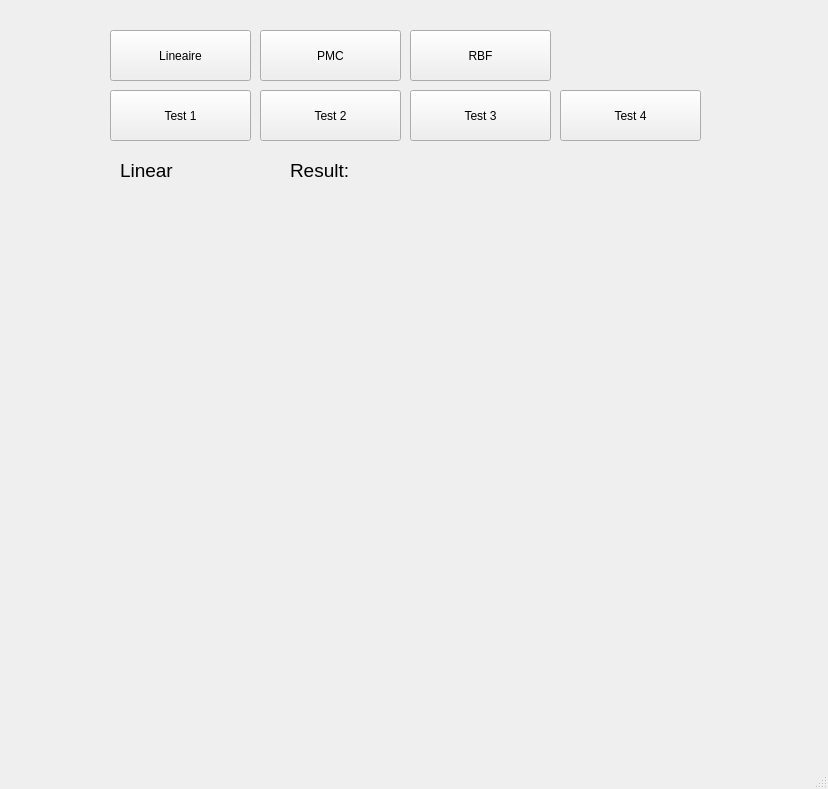
Above: ML_Project/mainwindow.ui from maxo98/MachineLearning_5DJV before the change. Below: the same form after it.
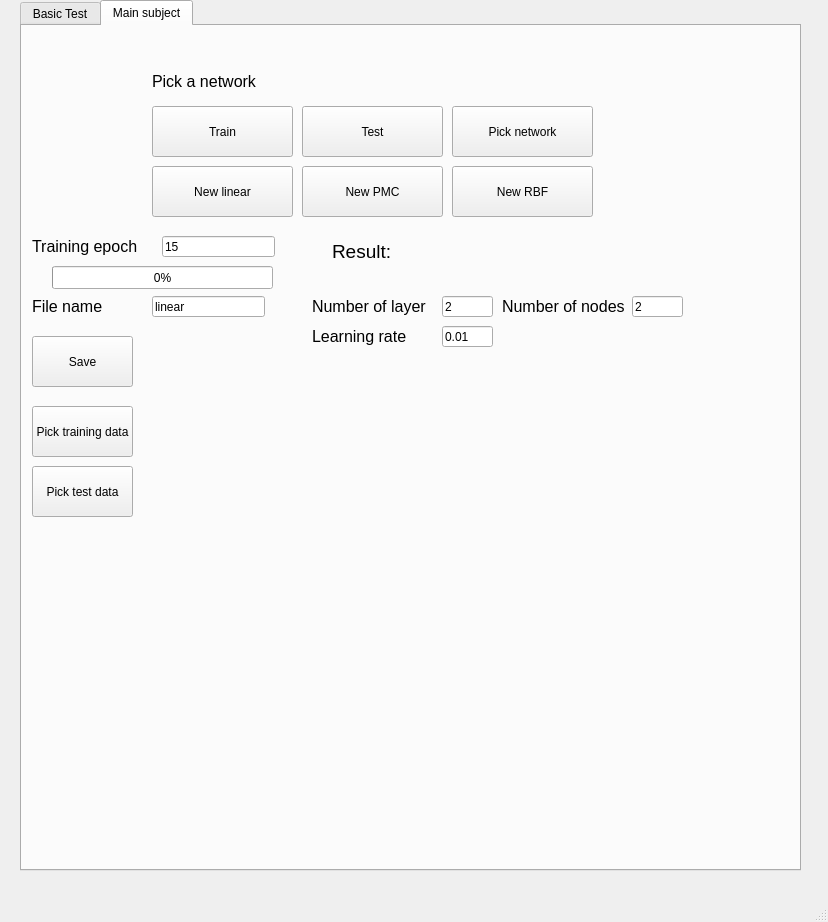
That is the form after the change.

What changed in the file:
```diff
--- a/ML_Project/mainwindow.ui
+++ b/ML_Project/mainwindow.ui
@@ -7,31 +7,60 @@
     <x>0</x>
     <y>0</y>
     <width>828</width>
-    <height>789</height>
+    <height>922</height>
    </rect>
   </property>
   <property name="windowTitle">
    <string>MainWindow</string>
   </property>
   <widget class="QWidget" name="centralwidget">
-   <widget class="QLabel" name="label">
+   <widget class="QTabWidget" name="tabWidget">
     <property name="geometry">
      <rect>
-      <x>120</x>
-      <y>210</y>
-      <width>500</width>
-      <height>500</height>
+      <x>20</x>
+      <y>0</y>
+      <width>781</width>
+      <height>871</height>
      </rect>
     </property>
+    <property name="currentIndex">
+     <number>1</number>
+    </property>
+    <widget class="QWidget" name="tab">
+     <attribute name="title">
+      <string>Basic Test</string>
+     </attribute>
+     <widget class="QPushButton" name="pushButton_test4">
+      <property name="geometry">
+       <rect>
+        <x>620</x>
+        <y>70</y>
+        <width>141</width>
+        <height>51</height>
+       </rect>
+      </property>
     <property name="text">
-     <string/>
+       <string>Test 4</string>
+      </property>
+     </widget>
+     <widget class="QPushButton" name="pushButton_linear">
+      <property name="geometry">
+       <rect>
+        <x>170</x>
+        <y>10</y>
+        <width>141</width>
+        <height>51</height>
+       </rect>
+      </property>
+      <property name="text">
+       <string>Lineaire</string>
     </property>
    </widget>
    <widget class="QPushButton" name="pushButton_test1">
     <property name="geometry">
      <rect>
-      <x>110</x>
-      <y>90</y>
+        <x>170</x>
+        <y>70</y>
       <width>141</width>
       <height>51</height>
      </rect>
@@ -43,8 +72,8 @@
    <widget class="QPushButton" name="pushButton_test2">
     <property name="geometry">
      <rect>
-      <x>260</x>
-      <y>90</y>
+        <x>320</x>
+        <y>70</y>
       <width>141</width>
       <height>51</height>
      </rect>
@@ -53,11 +82,24 @@
      <string>Test 2</string>
     </property>
    </widget>
+     <widget class="QPushButton" name="pushButton_RBF">
+      <property name="geometry">
+       <rect>
+        <x>470</x>
+        <y>10</y>
+        <width>141</width>
+        <height>51</height>
+       </rect>
+      </property>
+      <property name="text">
+       <string>RBF</string>
+      </property>
+     </widget>
    <widget class="QPushButton" name="pushButton_test3">
     <property name="geometry">
      <rect>
-      <x>410</x>
-      <y>90</y>
+        <x>470</x>
+        <y>70</y>
       <width>141</width>
       <height>51</height>
      </rect>
@@ -66,37 +108,11 @@
      <string>Test 3</string>
     </property>
    </widget>
-   <widget class="QPushButton" name="pushButton_test4">
-    <property name="geometry">
-     <rect>
-      <x>560</x>
-      <y>90</y>
-      <width>141</width>
-      <height>51</height>
-     </rect>
-    </property>
-    <property name="text">
-     <string>Test 4</string>
-    </property>
-   </widget>
-   <widget class="QPushButton" name="pushButton_linear">
-    <property name="geometry">
-     <rect>
-      <x>110</x>
-      <y>30</y>
-      <width>141</width>
-      <height>51</height>
-     </rect>
-    </property>
-    <property name="text">
-     <string>Lineaire</string>
-    </property>
-   </widget>
    <widget class="QPushButton" name="pushButton_PMC">
     <property name="geometry">
      <rect>
-      <x>260</x>
-      <y>30</y>
+        <x>320</x>
+        <y>10</y>
       <width>141</width>
       <height>51</height>
      </rect>
@@ -105,24 +121,11 @@
      <string>PMC</string>
     </property>
    </widget>
-   <widget class="QPushButton" name="pushButton_RBF">
-    <property name="geometry">
-     <rect>
-      <x>410</x>
-      <y>30</y>
-      <width>141</width>
-      <height>51</height>
-     </rect>
-    </property>
-    <property name="text">
-     <string>RBF</string>
-    </property>
-   </widget>
    <widget class="QLabel" name="label_model">
     <property name="geometry">
      <rect>
-      <x>120</x>
-      <y>160</y>
+        <x>170</x>
+        <y>140</y>
       <width>111</width>
       <height>21</height>
      </rect>
@@ -139,8 +142,8 @@
    <widget class="QLabel" name="label_result">
     <property name="geometry">
      <rect>
-      <x>290</x>
-      <y>160</y>
+        <x>390</x>
+        <y>140</y>
       <width>251</width>
       <height>20</height>
      </rect>
@@ -154,6 +157,360 @@
      <string>Result:</string>
     </property>
    </widget>
+     <widget class="QLabel" name="label">
+      <property name="geometry">
+       <rect>
+        <x>170</x>
+        <y>180</y>
+        <width>500</width>
+        <height>500</height>
+       </rect>
+      </property>
+      <property name="text">
+       <string/>
+      </property>
+     </widget>
+    </widget>
+    <widget class="QWidget" name="tab_2">
+     <attribute name="title">
+      <string>Main subject</string>
+     </attribute>
+     <widget class="QPushButton" name="pushButton_train">
+      <property name="geometry">
+       <rect>
+        <x>130</x>
+        <y>80</y>
+        <width>141</width>
+        <height>51</height>
+       </rect>
+      </property>
+      <property name="text">
+       <string>Train</string>
+      </property>
+     </widget>
+     <widget class="QLabel" name="label_netPath">
+      <property name="geometry">
+       <rect>
+        <x>130</x>
+        <y>40</y>
+        <width>551</width>
+        <height>31</height>
+       </rect>
+      </property>
+      <property name="font">
+       <font>
+        <pointsize>12</pointsize>
+       </font>
+      </property>
+      <property name="text">
+       <string>Pick a network</string>
+      </property>
+     </widget>
+     <widget class="QPushButton" name="pushButton_test">
+      <property name="geometry">
+       <rect>
+        <x>280</x>
+        <y>80</y>
+        <width>141</width>
+        <height>51</height>
+       </rect>
+      </property>
+      <property name="text">
+       <string>Test</string>
+      </property>
+     </widget>
+     <widget class="QPushButton" name="pushButton_pick">
+      <property name="geometry">
+       <rect>
+        <x>430</x>
+        <y>80</y>
+        <width>141</width>
+        <height>51</height>
+       </rect>
+      </property>
+      <property name="text">
+       <string>Pick network</string>
+      </property>
+     </widget>
+     <widget class="QPushButton" name="pushButton_newLinear">
+      <property name="geometry">
+       <rect>
+        <x>130</x>
+        <y>140</y>
+        <width>141</width>
+        <height>51</height>
+       </rect>
+      </property>
+      <property name="text">
+       <string>New linear</string>
+      </property>
+     </widget>
+     <widget class="QLineEdit" name="lineEdit_epoch">
+      <property name="geometry">
+       <rect>
+        <x>140</x>
+        <y>210</y>
+        <width>113</width>
+        <height>21</height>
+       </rect>
+      </property>
+      <property name="text">
+       <string>15</string>
+      </property>
+     </widget>
+     <widget class="QLabel" name="label_model_3">
+      <property name="geometry">
+       <rect>
+        <x>10</x>
+        <y>210</y>
+        <width>111</width>
+        <height>21</height>
+       </rect>
+      </property>
+      <property name="font">
+       <font>
+        <pointsize>12</pointsize>
+       </font>
+      </property>
+      <property name="text">
+       <string>Training epoch</string>
+      </property>
+     </widget>
+     <widget class="QPushButton" name="pushButton_newPmc">
+      <property name="geometry">
+       <rect>
+        <x>280</x>
+        <y>140</y>
+        <width>141</width>
+        <height>51</height>
+       </rect>
+      </property>
+      <property name="text">
+       <string>New PMC</string>
+      </property>
+     </widget>
+     <widget class="QPushButton" name="pushButton_newRbf">
+      <property name="geometry">
+       <rect>
+        <x>430</x>
+        <y>140</y>
+        <width>141</width>
+        <height>51</height>
+       </rect>
+      </property>
+      <property name="text">
+       <string>New RBF</string>
+      </property>
+     </widget>
+     <widget class="QLabel" name="label_mainResult">
+      <property name="geometry">
+       <rect>
+        <x>310</x>
+        <y>210</y>
+        <width>331</width>
+        <height>31</height>
+       </rect>
+      </property>
+      <property name="font">
+       <font>
+        <pointsize>14</pointsize>
+       </font>
+      </property>
+      <property name="text">
+       <string>Result:</string>
+      </property>
+     </widget>
+     <widget class="QProgressBar" name="progressBar">
+      <property name="geometry">
+       <rect>
+        <x>30</x>
+        <y>240</y>
+        <width>221</width>
+        <height>23</height>
+       </rect>
+      </property>
+      <property name="value">
+       <number>0</number>
+      </property>
+     </widget>
+     <widget class="QLineEdit" name="lineEdit_fileName">
+      <property name="geometry">
+       <rect>
+        <x>130</x>
+        <y>270</y>
+        <width>113</width>
+        <height>21</height>
+       </rect>
+      </property>
+      <property name="text">
+       <string>linear</string>
+      </property>
+     </widget>
+     <widget class="QLabel" name="label_model_5">
+      <property name="geometry">
+       <rect>
+        <x>10</x>
+        <y>270</y>
+        <width>81</width>
+        <height>21</height>
+       </rect>
+      </property>
+      <property name="font">
+       <font>
+        <pointsize>12</pointsize>
+       </font>
+      </property>
+      <property name="text">
+       <string>File name</string>
+      </property>
+     </widget>
+     <widget class="QLabel" name="label_image">
+      <property name="geometry">
+       <rect>
+        <x>150</x>
+        <y>340</y>
+        <width>500</width>
+        <height>500</height>
+       </rect>
+      </property>
+      <property name="text">
+       <string/>
+      </property>
+     </widget>
+     <widget class="QPushButton" name="pushButton_pickTraining">
+      <property name="geometry">
+       <rect>
+        <x>10</x>
+        <y>380</y>
+        <width>101</width>
+        <height>51</height>
+       </rect>
+      </property>
+      <property name="text">
+       <string>Pick training data</string>
+      </property>
+     </widget>
+     <widget class="QPushButton" name="pushButton_pickTest">
+      <property name="geometry">
+       <rect>
+        <x>10</x>
+        <y>440</y>
+        <width>101</width>
+        <height>51</height>
+       </rect>
+      </property>
+      <property name="text">
+       <string>Pick test data</string>
+      </property>
+     </widget>
+     <widget class="QLabel" name="label_model_6">
+      <property name="geometry">
+       <rect>
+        <x>290</x>
+        <y>270</y>
+        <width>121</width>
+        <height>21</height>
+       </rect>
+      </property>
+      <property name="font">
+       <font>
+        <pointsize>12</pointsize>
+       </font>
+      </property>
+      <property name="text">
+       <string>Number of layer</string>
+      </property>
+     </widget>
+     <widget class="QLineEdit" name="lineEdit_layer">
+      <property name="geometry">
+       <rect>
+        <x>420</x>
+        <y>270</y>
+        <width>51</width>
+        <height>21</height>
+       </rect>
+      </property>
+      <property name="text">
+       <string>2</string>
+      </property>
+     </widget>
+     <widget class="QLabel" name="label_model_7">
+      <property name="geometry">
+       <rect>
+        <x>480</x>
+        <y>270</y>
+        <width>131</width>
+        <height>21</height>
+       </rect>
+      </property>
+      <property name="font">
+       <font>
+        <pointsize>12</pointsize>
+       </font>
+      </property>
+      <property name="text">
+       <string>Number of nodes</string>
+      </property>
+     </widget>
+     <widget class="QLineEdit" name="lineEdit_nodes">
+      <property name="geometry">
+       <rect>
+        <x>610</x>
+        <y>270</y>
+        <width>51</width>
+        <height>21</height>
+       </rect>
+      </property>
+      <property name="text">
+       <string>2</string>
+      </property>
+     </widget>
+     <widget class="QPushButton" name="pushButton_save">
+      <property name="geometry">
+       <rect>
+        <x>10</x>
+        <y>310</y>
+        <width>101</width>
+        <height>51</height>
+       </rect>
+      </property>
+      <property name="text">
+       <string>Save</string>
+      </property>
+     </widget>
+     <widget class="QLabel" name="label_model_8">
+      <property name="geometry">
+       <rect>
+        <x>290</x>
+        <y>300</y>
+        <width>121</width>
+        <height>21</height>
+       </rect>
+      </property>
+      <property name="font">
+       <font>
+        <pointsize>12</pointsize>
+       </font>
+      </property>
+      <property name="text">
+       <string>Learning rate</string>
+      </property>
+     </widget>
+     <widget class="QLineEdit" name="lineEdit_lRate">
+      <property name="geometry">
+       <rect>
+        <x>420</x>
+        <y>300</y>
+        <width>51</width>
+        <height>21</height>
+       </rect>
+      </property>
+      <property name="text">
+       <string>0.01</string>
+      </property>
+     </widget>
+    </widget>
+   </widget>
   </widget>
   <widget class="QMenuBar" name="menubar">
    <property name="geometry">
```
Left out of the diff: 2 changed lines with no effect on the pictures. Lines whose indentation alone changed are shown as unchanged.
